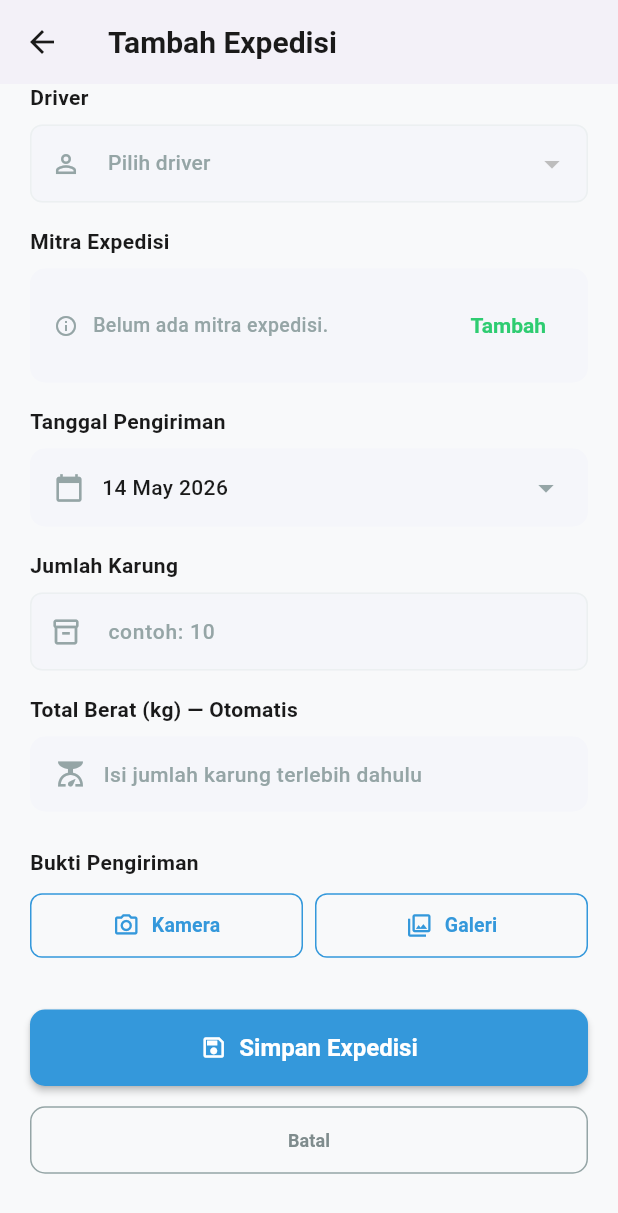
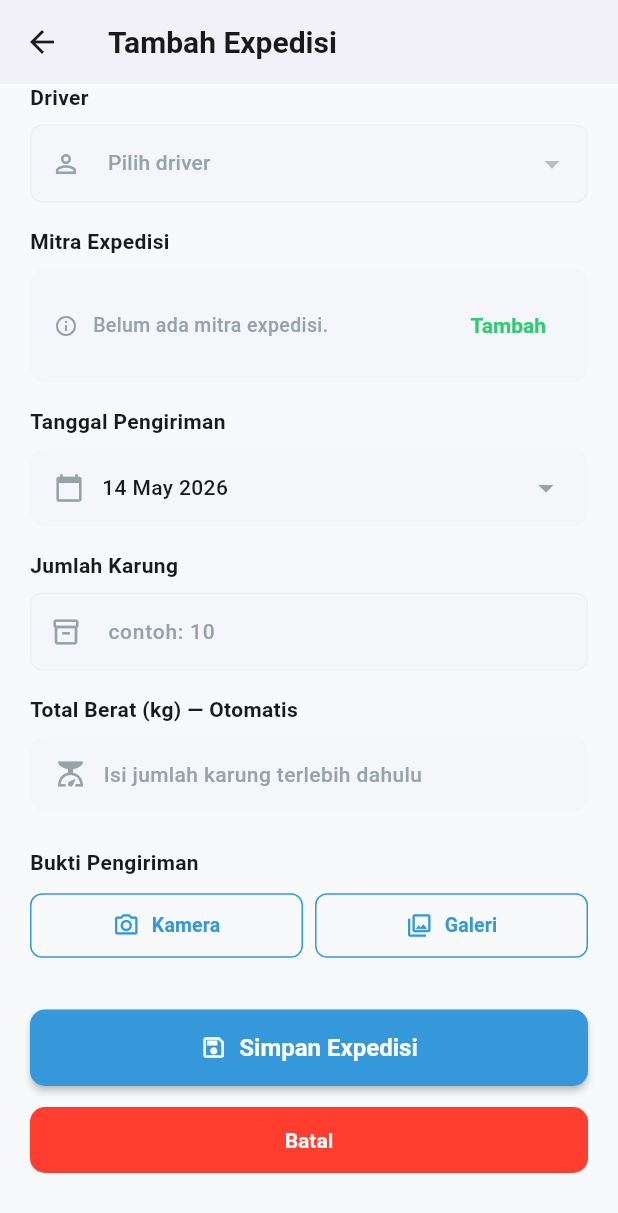
Before and after one commit to dwirez99/majunkita, a Flutter app: the AddExpeditionScreen screen opened directly, scrolled down 117 dp, on a phone screen of 412 x 824 dp. Shown: the top 1213 px of the screen. Run offline on Flutter 3.47's test engine with Material 3 defaults, Android fonts, the phone set to English and light mode, and no system bars; our stand-ins replace fl_chart, flutter_dotenv, flutter_image_compress, flutter_riverpod, image_picker, supabase_flutter; accounts and stored records are empty; network calls fail.

Commit message:
feat: make loged in driver automaticly filled with log in add expedition, also fix button batal is transparant

```diff
--- a/lib/features/manage_expeditions/data/repositories/expedition_repository.dart
+++ b/lib/features/manage_expeditions/data/repositories/expedition_repository.dart
@@ -214,12 +214,12 @@ class ExpeditionRepository {
       final staffId = _supabase.auth.currentUser?.id;
       await _supabase
           .from('app_settings')
-          .update({
+          .upsert({
+            'key': 'weight_per_sack',
             'value': newWeight.toString(),
             'updated_at': DateTime.now().toIso8601String(),
             'updated_by': staffId,
-          })
-          .eq('key', 'weight_per_sack');
+          });
       _log('weight_per_sack updated successfully');
     } catch (e) {
       _log('Error updating weight_per_sack: $e', level: 'ERROR');
--- a/lib/features/manage_expeditions/presentations/screens/add_expedition_screen.dart
+++ b/lib/features/manage_expeditions/presentations/screens/add_expedition_screen.dart
@@ -8,6 +8,7 @@ import '../../../../core/theme/app_theme.dart';
 import '../../data/models/expedition_model.dart';
 import '../../domain/expedition_provider.dart';
 import 'manage_expedition_partners_screen.dart';
+import '../../../auth/domain/providers/auth_provider.dart';
 
 /// Screen untuk menambah expedisi baru (pencatatan pengiriman).
 /// Merupakan full-screen terpisah yang dipanggil dari ManageExpeditionsScreen.
@@ -221,6 +222,24 @@ class _AddExpeditionScreenState extends ConsumerState<AddExpeditionScreen> {
 
   @override
   Widget build(BuildContext context) {
+    // Auto-fill driver jika user yang login adalah driver
+    final userProfile = ref.watch(userProfileProvider).value;
+    final drivers = ref.watch(driverOptionsProvider).value;
+
+    if (userProfile != null && userProfile['role'] == 'driver' && drivers != null && _selectedDriverId == null) {
+      final driverId = userProfile['id'];
+      if (drivers.any((d) => d.id == driverId)) {
+        WidgetsBinding.instance.addPostFrameCallback((_) {
+          if (mounted && _selectedDriverId == null) {
+            setState(() {
+              _selectedDriverId = driverId;
+              _selectedDriverName = userProfile['name'] ?? 'Driver';
+            });
+          }
+        });
+      }
+    }
+
     final actionState = ref.watch(manageExpeditionNotifierProvider);
     final isLoading = actionState.isLoading;
     final weightAsync = ref.watch(weightPerSackProvider);
@@ -358,19 +377,20 @@ class _AddExpeditionScreenState extends ConsumerState<AddExpeditionScreen> {
                       const SizedBox(height: 12),
 
                       // ── Tombol Batal ─────────────────────────────────────
-                      OutlinedButton(
+                      TextButton(
                         onPressed:
                             isLoading ? null : () => Navigator.pop(context),
-                        style: OutlinedButton.styleFrom(
-                          padding:
-                              const EdgeInsets.symmetric(vertical: 14),
-                          side: const BorderSide(color: AppColors.grey),
-                          foregroundColor: AppColors.greyDark,
+                        style: TextButton.styleFrom(
+                          backgroundColor: const Color.fromARGB(255, 255, 62, 48),
+                          padding: const EdgeInsets.symmetric(vertical: 14),
                           shape: RoundedRectangleBorder(
                             borderRadius: BorderRadius.circular(10),
                           ),
                         ),
-                        child: const Text('Batal'),
+                        child: const Text(
+                          'Batal',
+                          style: TextStyle(color: Colors.white),
+                        ),
                       ),
 
                       const SizedBox(height: 20),
```
Also changed, not shown: lib/features/Dashboard/presentations/widgets/dashboard_appbar.dart (+10 -1 lines), lib/features/manage_expeditions/presentations/screens/manage_expedition_partners_screen.dart (+8 -5 lines), lib/features/manage_expeditions/presentations/screens/manage_expeditions_screen.dart (+21 -2 lines), lib/features/manage_factories/presentations/screens/factory_form_dialog.dart (+9 -3 lines).
